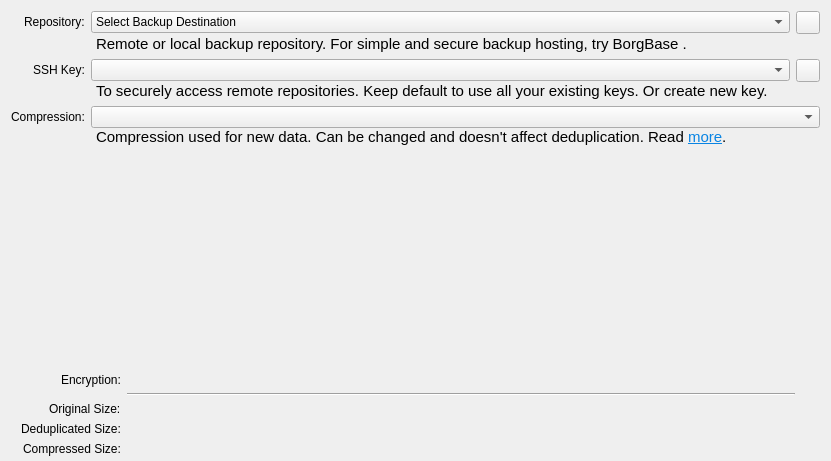
The window that src/vorta/assets/UI/repotab.ui (borgbase/vorta) describes before a commit, drawn with Qt 5.
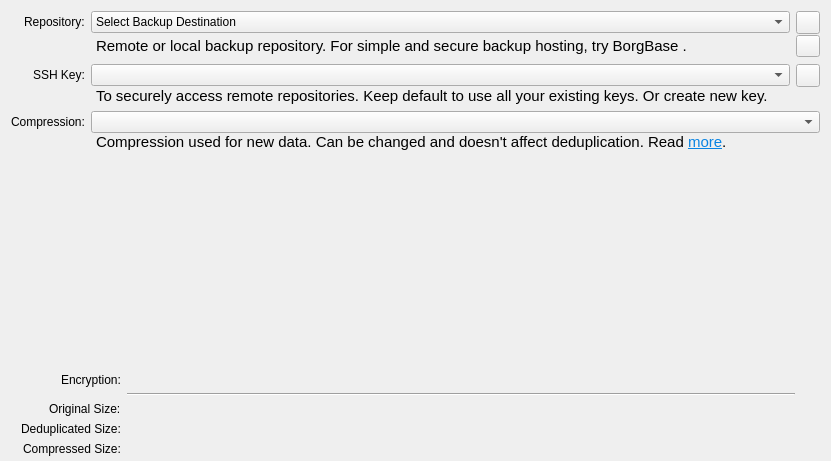
The same window after the commit.

Diff of the .ui file:
```diff
--- a/src/vorta/assets/UI/repotab.ui
+++ b/src/vorta/assets/UI/repotab.ui
@@ -143,6 +143,16 @@
          </property>
         </widget>
        </item>
+       <item row="1" column="2">
+        <widget class="QToolButton" name="copyURLbutton">
+         <property name="toolTip">
+          <string>Copy repo URL to clipboard</string>
+         </property>
+         <property name="autoRaise">
+          <bool>false</bool>
+         </property>
+        </widget>
+       </item>      
       </layout>
      </item>
      <item row="1" column="0">
```
